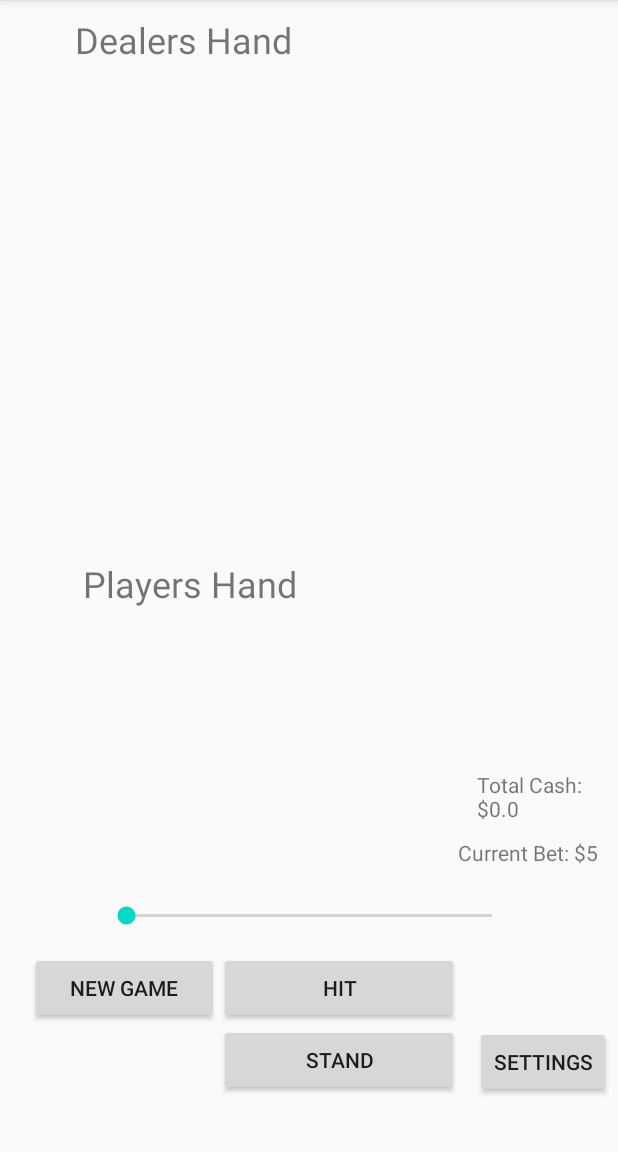
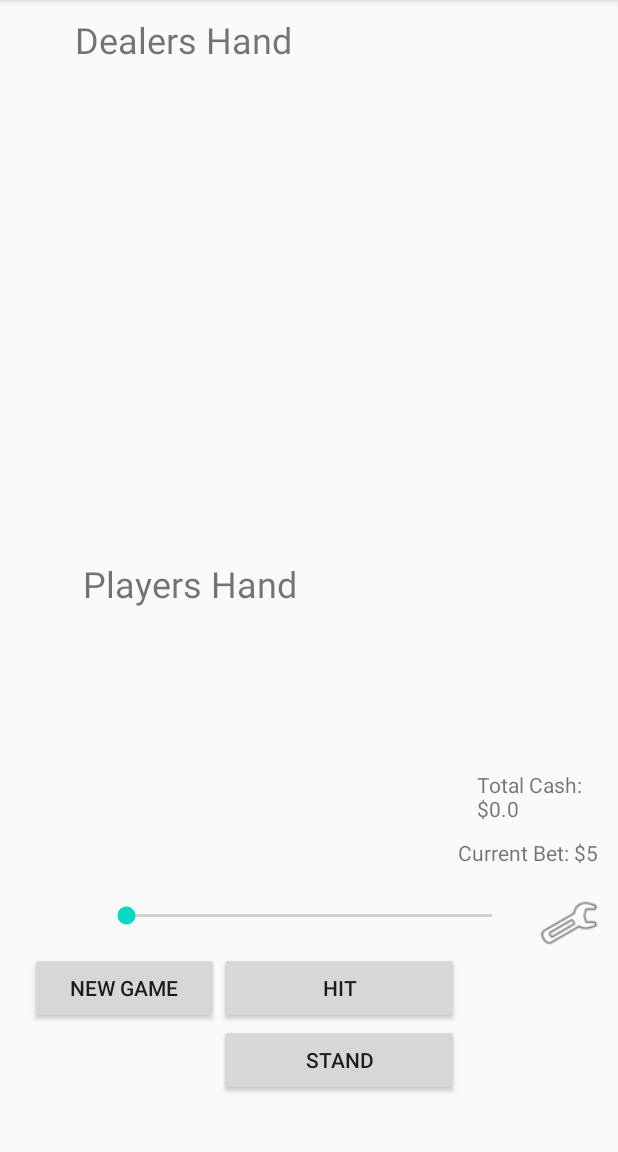
Before and after one commit to adao1220/Cosc_435_BlackJack2020, an Android app: the PlayActivity screen opened directly, with no data from a screen before it, on a phone screen of 412 x 824 dp, the part 84-1236 px from its top. Run offline under Robolectric (Android 15) with nearby library versions, the phone set to English and light mode, and no system bars.

Commit message:
background/button change

```diff
--- a/app/src/main/java/com/example/blackjack2020/SettingsActivity.kt
+++ b/app/src/main/java/com/example/blackjack2020/SettingsActivity.kt
@@ -138,8 +138,6 @@ class SettingsActivity : AppCompatActivity(), View.OnClickListener {
         val totalCash = cash.toDouble()
         TotalFunds = totalCash
         val status = databaseHandler.addUser(SettingModel(0, ai, card, name, TotalFunds))
-        Log.i(TAG, status.toString())
-
         if (status > -1) {
             Toast.makeText(applicationContext, "Record saved", Toast.LENGTH_LONG).show()
             set_profile_name.text.clear()
--- a/app/src/main/res/layout/activity_play.xml
+++ b/app/src/main/res/layout/activity_play.xml
@@ -55,6 +55,16 @@
         app:layout_constraintBottom_toTopOf="@+id/play_betbar"
         app:layout_constraintEnd_toEndOf="parent"
         tools:text="Total Cash" />
+
+    <Button
+        android:id="@+id/play_changeSetting"
+        android:layout_width="41dp"
+        android:layout_height="41dp"
+        android:layout_marginTop="10dp"
+        android:layout_marginEnd="12dp"
+        android:background="@android:drawable/ic_menu_preferences"
+        app:layout_constraintEnd_toEndOf="parent"
+        app:layout_constraintTop_toBottomOf="@+id/play_current_bet" />
 
     <androidx.constraintlayout.widget.ConstraintLayout
         android:id="@+id/constraintLayout2"
@@ -246,17 +256,6 @@
         app:layout_constraintStart_toStartOf="parent"
         tools:text="PlayersHand" />
 
-    <Button
-        android:id="@+id/play_changeSetting"
-        android:layout_width="wrap_content"
-        android:layout_height="wrap_content"
-        android:layout_marginBottom="36dp"
-        android:text="Settings"
-        app:layout_constraintBottom_toBottomOf="parent"
-        app:layout_constraintEnd_toEndOf="parent"
-        app:layout_constraintHorizontal_bias="0.333"
-        app:layout_constraintStart_toEndOf="@+id/linearLayout" />
-
     <FrameLayout
         android:id="@+id/flfragment"
         android:layout_width="match_parent"
--- a/app/src/main/res/layout/activity_settings.xml
+++ b/app/src/main/res/layout/activity_settings.xml
@@ -99,11 +99,11 @@
             android:layout_width="77dp"
             android:layout_height="wrap_content"
             android:text="@string/set_name"
-            android:textSize="18sp" />
+            android:textSize="24sp" />
 
         <EditText
             android:id="@+id/set_profile_name"
-            android:layout_width="153dp"
+            android:layout_width="150dp"
             android:layout_height="wrap_content"
             android:ems="10"
             android:inputType="textPersonName" />
--- a/app/src/main/res/values/strings.xml
+++ b/app/src/main/res/values/strings.xml
@@ -4,7 +4,7 @@
     <string name="hp_play_btn">Play</string>
     <string name="hp_how_to_play_btn">How to play</string>
     <string name="hp_settings_btn">Settings</string>
-    <string name="hp_tips_btn">Tips N Tricks</string>
+    <string name="hp_tips_btn">Tips and Tricks</string>
 
     <string name="set_title">BlackJack2020 Settings</string>
     <string name="set_ai">Set AI difficulty:</string>
```
Also changed, not shown: app/src/main/java/com/example/blackjack2020/PlayActivity.kt (+0 -12 lines), app/src/main/java/com/example/blackjack2020/database/DatabaseHandler.kt (+0 -36 lines), app/src/main/res/layout/activity_main.xml (+6 -5 lines), app/src/main/res/drawable/background1.PNG (added), app/src/main/res/drawable/background2.PNG (added), app/src/main/res/drawable/courage1.jpg (added), app/src/main/res/drawable/courage2.jpg (added).
